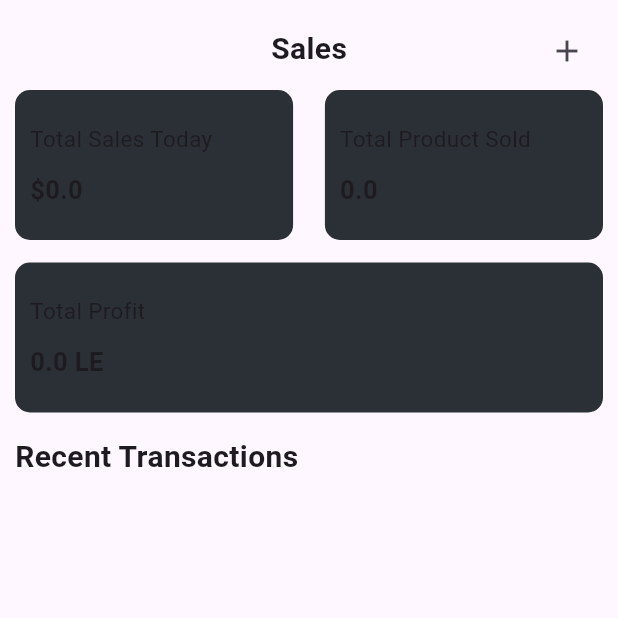
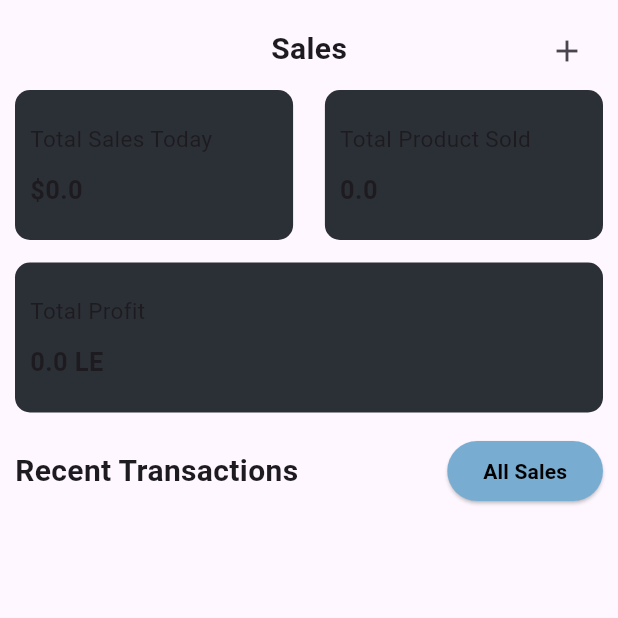
Before and after one commit to amrelmaadawy/shop_management, a Flutter app: the SalesView screen opened directly, on a phone screen of 412 x 824 dp, the top half of it. Run offline on Flutter 3.47's test engine with Material 3 defaults, Android fonts, the phone set to English and light mode, and no system bars; our stand-ins replace dotted_border, flutter_riverpod, hive, hive_flutter, image_picker, pdf and 4 more; accounts and stored records are empty.

```diff
--- a/lib/features/sales/ui/sales_view.dart
+++ b/lib/features/sales/ui/sales_view.dart
@@ -1,9 +1,11 @@
 import 'package:flutter/material.dart';
 import 'package:flutter_riverpod/flutter_riverpod.dart';
+import 'package:small_managements/core/utils/app_colors.dart';
 import 'package:small_managements/features/sales/logic/helper/get_todays_date.dart';
 import 'package:small_managements/features/sales/logic/helper/get_todays_totals.dart';
 import 'package:small_managements/features/sales/logic/helper/time_converter.dart';
 import 'package:small_managements/features/sales/logic/provider/sales_provider.dart';
+import 'package:small_managements/features/sales/ui/all_sales_view.dart';
 import 'package:small_managements/features/sales/ui/make_sale.dart';
 import 'package:small_managements/features/sales/ui/widgets/custom_sales_container.dart';
 import 'package:small_managements/features/sales/ui/widgets/total_profit_today.dart';
@@ -73,24 +75,47 @@ class SalesView extends ConsumerWidget {
               SizedBox(height: 15),
               TotalProfitToday(totalProfitToday: getTodayTotalProfit(ref)),
               SizedBox(height: 15),
+              Row(
+                children: [
                   Text(
                     S.of(context).recentTransactions,
                     style: TextStyle(fontSize: 20, fontWeight: FontWeight.bold),
                   ),
+                  Spacer(),
+                  ElevatedButton(
+                    style: ElevatedButton.styleFrom(
+                      backgroundColor: AppColors.kAddProductButtonColor,
+                    ),
+                    onPressed: ()
+                    {
+                      Navigator.push(context, MaterialPageRoute(builder: (context)=>AllSalesView(saleItem: salesProducts,)));
+                    },
+                    child: Text(
+                      'All Sales',
+                      style: TextStyle(
+                        color: Colors.black,
+                        fontWeight: FontWeight.bold,
+                      ),
+                    ),
+                  ),
+                ],
+              ),
               SizedBox(height: 15),
               SizedBox(
-                height: MediaQuery.of(context).size.height * 0.37,
+                height: MediaQuery.of(context).size.height * 0.345,
                 child: ListView.separated(
                   shrinkWrap: true,
                   itemBuilder: (context, index) {
-                    return
-                    todaySales.isEmpty? Center(child: Text('There is no sales today'),):
-                    TransactionItem(
+                    return todaySales.isEmpty
+                        ? Center(child: Text('There is no sales today'))
+                        : TransactionItem(
                             clientName: todaySales[index].name.isEmpty
                                 ? 'Unknown'
                                 : todaySales[index].name,
                             price: todaySales[index].total,
-                      time: formatDateTimeTo12Hour(todaySales[index].dateTime),
+                            time: formatDateTimeTo12Hour(
+                              todaySales[index].dateTime,
+                            ),
                             itemCount: todaySales[index].soldProducts.fold<int>(
                               0,
                               (sum, e) => sum + e.quantity,
```
Also changed, not shown: lib/features/sales/ui/all_sales_view.dart (added, +63 -0 lines). Lines whose indentation alone changed are shown as unchanged.
